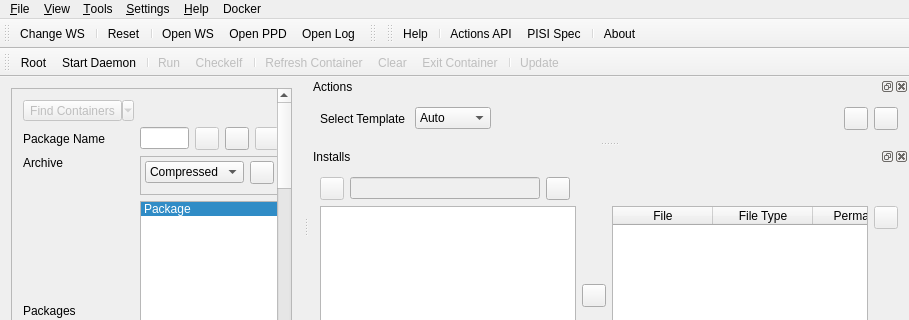
PisiLinuxNew/pisido, file ui/mainwindow.ui: the form before one commit; both pictures show x 0 to 909 and y 0 to 320 of the 909 by 664 pixel window.
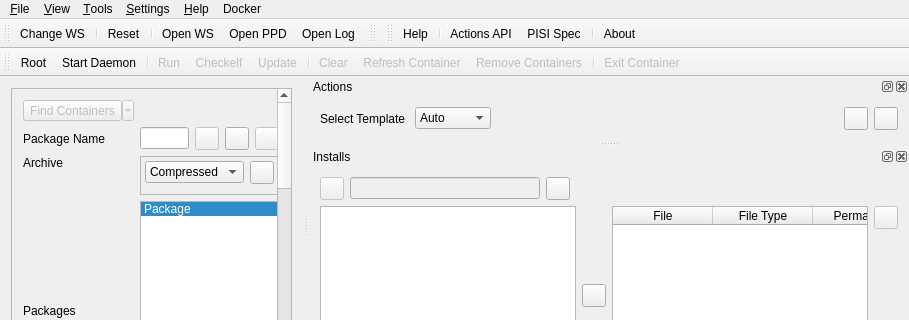
The form after the commit. Icons and pictures are not drawn.

```diff
--- a/ui/mainwindow.ui
+++ b/ui/mainwindow.ui
@@ -1580,12 +1580,13 @@
    <addaction name="separator"/>
    <addaction name="action_Run_Docker"/>
    <addaction name="action_Checkelf"/>
+   <addaction name="action_Update_Docker"/>
    <addaction name="separator"/>
-   <addaction name="action_Refresh_Container"/>
    <addaction name="action_Clear_Docker"/>
+   <addaction name="action_Refresh_Container"/>
+   <addaction name="actionRemove_Containers"/>
+   <addaction name="separator"/>
    <addaction name="action_Exit_Container"/>
-   <addaction name="separator"/>
-   <addaction name="action_Update_Docker"/>
   </widget>
   <action name="actionExit">
    <property name="icon">
@@ -1847,6 +1848,14 @@
     <string>Refresh Container</string>
    </property>
   </action>
+  <action name="actionRemove_Containers">
+   <property name="enabled">
+    <bool>false</bool>
+   </property>
+   <property name="text">
+    <string>Remove Containers</string>
+   </property>
+  </action>
  </widget>
  <layoutdefault spacing="6" margin="11"/>
  <tabstops>
```
Left out of the diff: 6 changed lines with no effect on the pictures.
